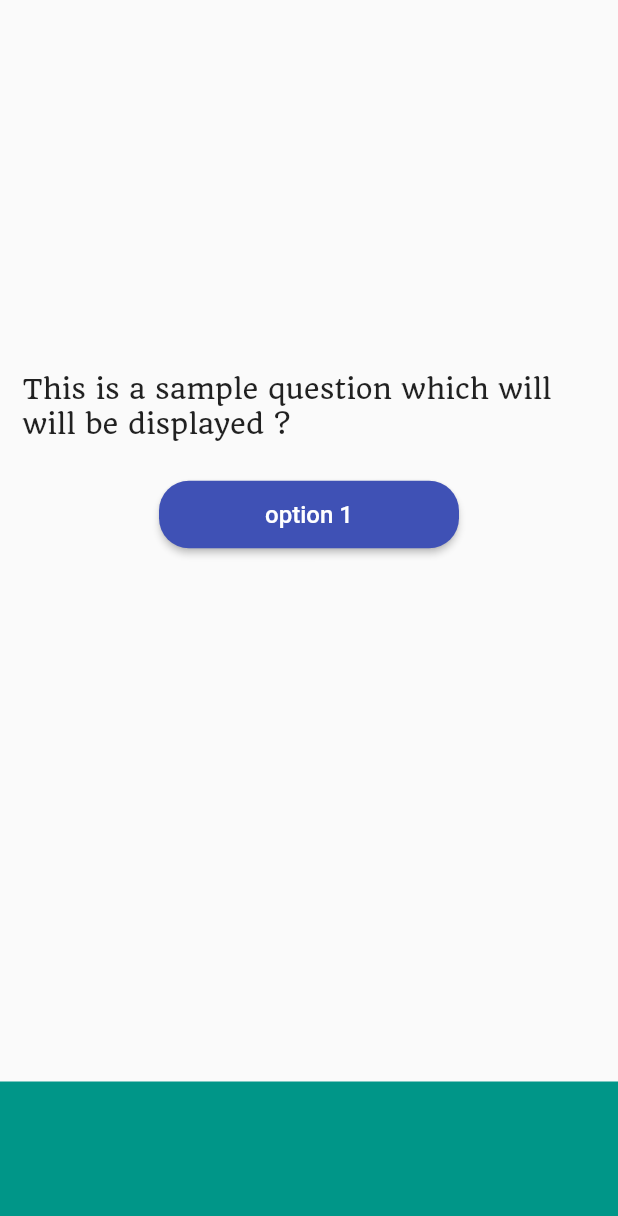
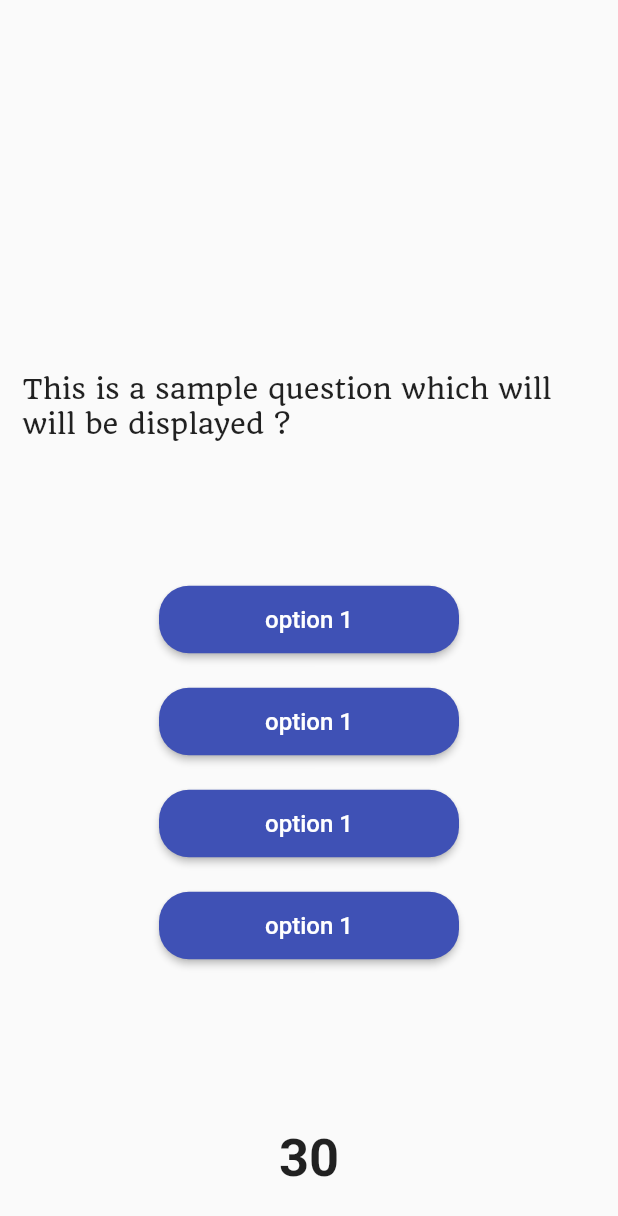
Before and after one commit to iamnotstatic/QuizApp, a Flutter app: the quizpage screen opened directly, on a phone screen of 412 x 824 dp. Shown: the top 1216 px of the screen. Run offline on Flutter 3.47's test engine with Material 2 defaults, Android fonts, the phone set to English and light mode, and no system bars; Roboto replaces fonts that are missing (Alike, Time New Roman); project files that could hold a hidden picture were left out.

Commit message:
Quizpage updated

```diff
--- a/lib/quizpage.dart
+++ b/lib/quizpage.dart
@@ -39,6 +39,7 @@ class _quizpageState extends State<quizpage> {
           "option 1",
           style: TextStyle(
               color: Colors.white, fontFamily: "Alike", fontSize: 16.0),
+          maxLines: 1,
         ),
         color: Colors.indigo,
         splashColor: Colors.indigo[700],
@@ -73,18 +74,31 @@ class _quizpageState extends State<quizpage> {
               flex: 4,
               child: Container(
                 child: Column(
+                  mainAxisAlignment: MainAxisAlignment.center,
                   children: <Widget>[
+                    choicebutton(),
+                    choicebutton(),
+                    choicebutton(),
                     choicebutton(),
                   ],
                 ),
               )),
           Expanded(
-              flex: 1,
-              child: Container(
-                decoration: BoxDecoration(
-                  color: Colors.teal,
+            flex: 1,
+            child: Container(
+              alignment: Alignment.topCenter,
+              child: Center(
+                child: Text(
+                  "30",
+                  style: TextStyle(
+                    fontSize: 35.0,
+                    fontWeight: FontWeight.w700,
+                    fontFamily: 'Time New Roman',
+                  ),
                 ),
-              )),
+              ),
+            ),
+          ),
         ],
       ),
     );
```
